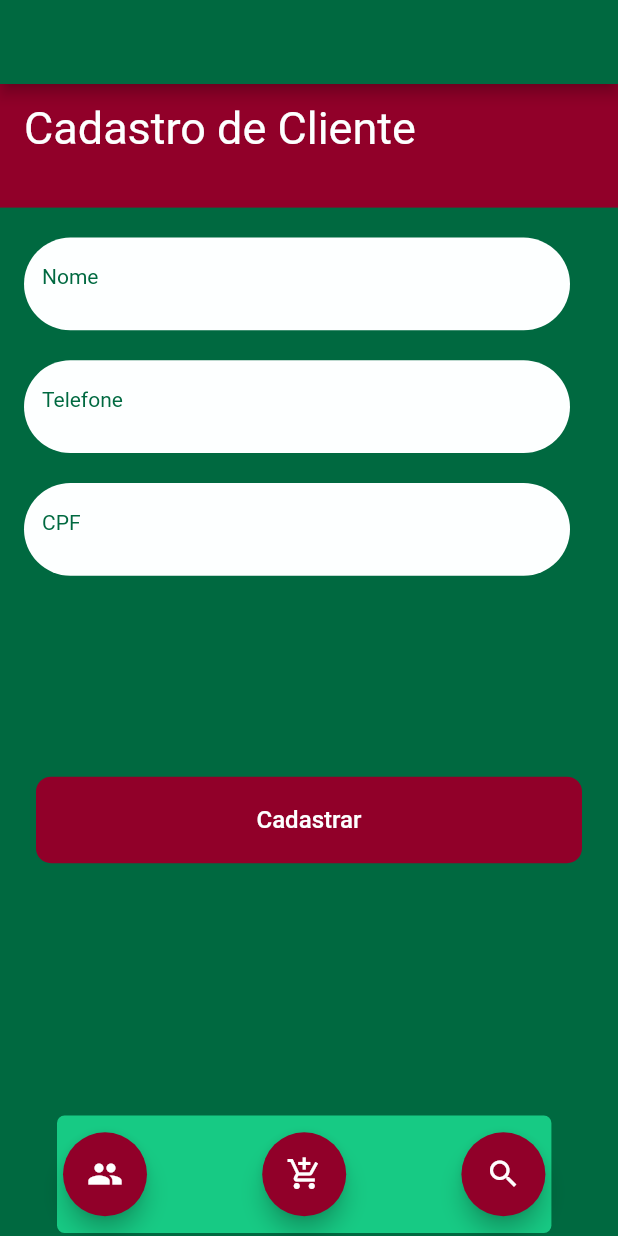
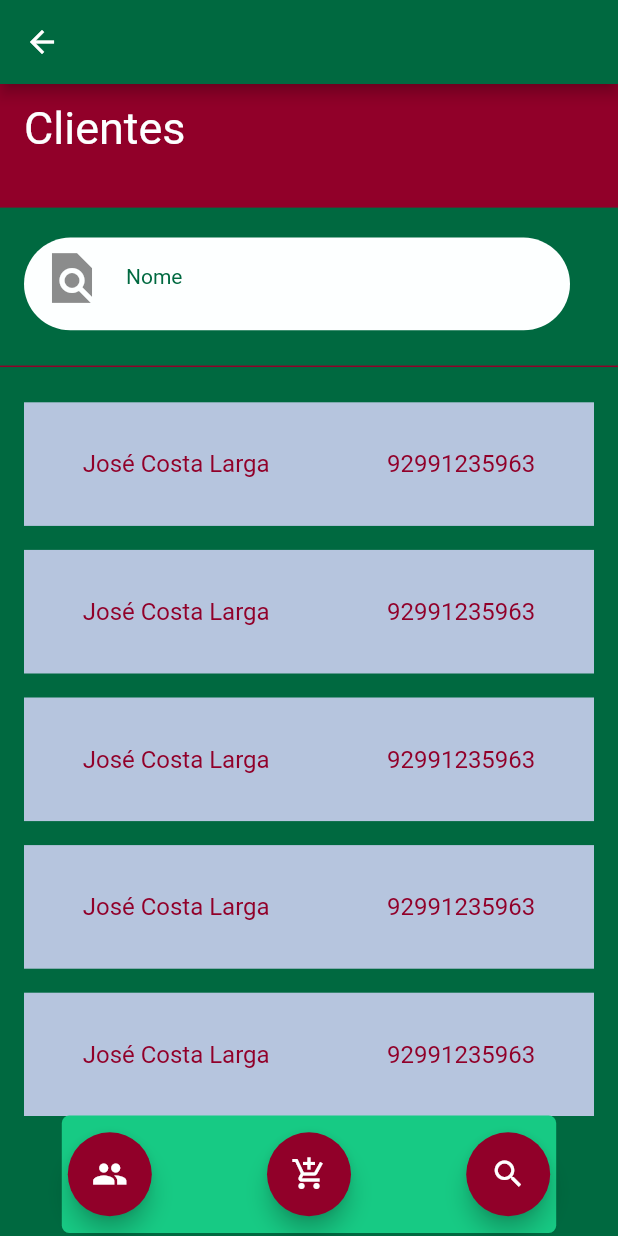
Before and after one commit to netomarques/gerenciamento_vendas, a Flutter app: the screen it shows after launch, after a tap on the "search" icon, on a phone screen of 412 x 824 dp. Run offline on Flutter 3.47's test engine with Material 2 defaults, Android fonts, the phone set to English and light mode, and no system bars.

Commit message:
(Pesquisa de Clientes criado e Estilizado) (Nav.dart) - Navegação por nome - nome das rotas criadas.

```diff
--- a/lib/main.dart
+++ b/lib/main.dart
@@ -1,7 +1,6 @@
 import 'package:flutter/material.dart';
-import 'package:vendas_gerenciamento/pages/cadastro_cliente.dart';
-import 'package:vendas_gerenciamento/pages/home_painel.dart';
 import 'package:vendas_gerenciamento/utils/build_material_color.dart';
+import 'package:vendas_gerenciamento/utils/nav.dart';
 
 void main() {
   runApp(const MyApp());
@@ -21,7 +20,8 @@ class MyApp extends StatelessWidget {
         ),
         scaffoldBackgroundColor: const Color(0xFFFDFFFF),
       ),
-      home: const CadastroCliente(),
+      initialRoute: '/',
+      routes: routes(),
     );
   }
 }
--- a/lib/pages/cadastro_cliente.dart
+++ b/lib/pages/cadastro_cliente.dart
@@ -1,7 +1,6 @@
 import 'package:flutter/material.dart';
 import 'package:vendas_gerenciamento/widgets/acoes_text_button.dart';
 import 'package:vendas_gerenciamento/widgets/app_text_form_field.dart';
-import 'package:vendas_gerenciamento/widgets/nav_buttons_floating.dart';
 
 class CadastroCliente extends StatefulWidget {
   const CadastroCliente({super.key});
@@ -37,8 +36,10 @@ class _CadastroClienteState extends State<CadastroCliente> {
             child: ListView(
               shrinkWrap: true,
               children: [
-                _containerText(const AppTextFormField("Informe o nome", "Nome")),
-                _containerText(const AppTextFormField("Informe o Telefone", "Telefone")),
+                _containerText(
+                    const AppTextFormField("Informe o nome", "Nome")),
+                _containerText(
+                    const AppTextFormField("Informe o Telefone", "Telefone")),
                 _containerText(const AppTextFormField("Informe o CPF", "CPF")),
                 Container(
                   margin: const EdgeInsets.only(
@@ -48,7 +49,6 @@ class _CadastroClienteState extends State<CadastroCliente> {
               ],
             ),
           ),
-          const NavButtonsFloating(),
         ],
       ),
     );
--- a/lib/pages/cadastro_venda_fiado.dart
+++ b/lib/pages/cadastro_venda_fiado.dart
@@ -1,7 +1,6 @@
 import 'package:flutter/material.dart';
 import 'package:vendas_gerenciamento/widgets/acoes_text_button.dart';
 import 'package:vendas_gerenciamento/widgets/app_text_form_field.dart';
-import 'package:vendas_gerenciamento/widgets/nav_buttons_floating.dart';
 
 class CadastroVendaFiado extends StatefulWidget {
   const CadastroVendaFiado({super.key});
@@ -54,7 +53,6 @@ class _CadastroVendaFiadoState extends State<CadastroVendaFiado> {
               ],
             ),
           ),
-          const NavButtonsFloating(),
         ],
       ),
     );
--- a/lib/pages/cadastro_venda_rua.dart
+++ b/lib/pages/cadastro_venda_rua.dart
@@ -1,7 +1,6 @@
 import 'package:flutter/material.dart';
 import 'package:vendas_gerenciamento/widgets/acoes_text_button.dart';
 import 'package:vendas_gerenciamento/widgets/app_text_form_field.dart';
-import 'package:vendas_gerenciamento/widgets/nav_buttons_floating.dart';
 
 class CadastroVendaRua extends StatefulWidget {
   const CadastroVendaRua({super.key});
@@ -48,7 +47,6 @@ class _CadastroVendaRuaState extends State<CadastroVendaRua> {
               ],
             ),
           ),
-          const NavButtonsFloating(),
         ],
       ),
     );
--- /dev/null
+++ b/lib/pages/pesquisa_cliente.dart
@@ -0,0 +1,135 @@
+import 'package:flutter/material.dart';
+import 'package:vendas_gerenciamento/widgets/nav_buttons_floating.dart';
+
+class PesquisaCliente extends StatefulWidget {
+  const PesquisaCliente({super.key});
+
+  @override
+  State<PesquisaCliente> createState() => _PesquisaClienteState();
+}
+
+class _PesquisaClienteState extends State<PesquisaCliente> {
+  Size size = const Size(0, 0);
+
+  @override
+  Widget build(BuildContext context) {
+    size = MediaQuery.of(context).size;
+
+    return Scaffold(
+      appBar: AppBar(
+        title: const Text(''),
+      ),
+      //resizeToAvoidBottomInset: false,
+      body: _body(),
+    );
+  }
+
+  _body() {
+    return Container(
+      color: const Color(0xFF006940),
+      child: Column(
+        children: <Widget>[
+          _tituloForm(),
+          _containerText(),
+          Container(
+              margin: const EdgeInsets.only(bottom: 8),
+              child: const Divider(color: Color(0xFF910029), thickness: 1)),
+          Expanded(
+            child: ListView.builder(
+              shrinkWrap: true,
+              itemBuilder: (context, index) {
+                return _containerCliente();
+              },
+              itemCount: 7,
+            ),
+          ),
+          const NavButtonsFloating(),
+        ],
+      ),
+    );
+  }
+
+  _tituloForm() {
+    return Container(
+      width: size.width,
+      height: size.height * 0.1,
+      color: const Color(0xff910029),
+      padding: const EdgeInsets.only(left: 16, top: 12),
+      child: const Text(
+        'Clientes',
+        style: TextStyle(
+          color: Color(0xffFDFFFF),
+          fontSize: 30,
+        ),
+      ),
+    );
+  }
+
+  _containerText() {
+    return Container(
+      height: size.height * 0.075,
+      margin: const EdgeInsets.only(left: 16, top: 20, right: 32, bottom: 16),
+      child: _textForm("Nome", "Nome do cliente"),
+    );
+  }
+
+  _textForm(labelText, hintText) {
+    return Container(
+      padding: const EdgeInsets.only(left: 12),
+      decoration: BoxDecoration(
+        color: const Color(0xffFDFFFF),
+        borderRadius: BorderRadius.circular(32),
+      ),
+      child: TextFormField(
+        style: const TextStyle(
+          fontSize: 14,
+          color: Color(0xff910029),
+        ),
+        decoration: InputDecoration(
+          icon: const Icon(Icons.find_in_page_sharp, size: 40),
+          labelText: labelText,
+          labelStyle: const TextStyle(fontSize: 14, color: Color(0xFF006940)),
+          hintText: hintText,
+          hintStyle: const TextStyle(
+            fontSize: 14,
+            color: Color(0xff910029),
+          ),
+          border: InputBorder.none,
+        ),
+      ),
+    );
+  }
+
+  _divider() {
+    return const Divider(
+      color: Color(0xFF910029),
+    );
+  }
+
+  _containerCliente() {
+    return Container(
+      color: const Color(0xFFB6C5DE),
+      height: MediaQuery.of(context).size.height * 0.1,
+      margin: const EdgeInsets.only(left: 16, top: 8, right: 16, bottom: 8),
+      child: Row(
+        mainAxisAlignment: MainAxisAlignment.spaceAround,
+        children: const <Widget>[
+          Text(
+            "José Costa Larga",
+            style: TextStyle(
+              color: Color(0xFF910029),
+              fontSize: 16,
+            ),
+          ),
+          Text(
+            "92991235963",
+            style: TextStyle(
+              color: Color(0xFF910029),
+              fontSize: 16,
+            ),
+          ),
+        ],
+      ),
+    );
+  }
+}
--- /dev/null
+++ b/lib/utils/nav.dart
@@ -0,0 +1,32 @@
+import 'package:flutter/material.dart';
+import 'package:vendas_gerenciamento/pages/cadastro_cliente.dart';
+import 'package:vendas_gerenciamento/pages/cadastro_venda_fiado.dart';
+import 'package:vendas_gerenciamento/pages/cadastro_venda_rua.dart';
+import 'package:vendas_gerenciamento/pages/home_painel.dart';
+import 'package:vendas_gerenciamento/pages/pesquisa_cliente.dart';
+
+String route = "";
+
+routes() {
+  Map<String, WidgetBuilder> routes = {
+    '/': (context) => const HomePainel(),
+    '/cadastro_cliente': (context) => const CadastroCliente(),
+    '/cadastro_venda_fiado': (context) => const CadastroVendaFiado(),
+    '/cadastro_venda_rua': (context) => const CadastroVendaRua(),
+    '/pesquisa_cliente': (context) => const PesquisaCliente(),
+  };
+  return routes;
+}
+
+Future pushNamed(BuildContext context, String routeName) {
+  route = routeName;
+  return Navigator.pushNamed(context, routeName);
+}
+
+Future pushReplacementNamed(BuildContext context, String routeName) {
+  return Navigator.pushReplacementNamed(context, routeName);
+}
+
+bool pop<T extends Object>(BuildContext context, [T? result]) {
+  return Navigator.canPop(context);
+}
--- a/lib/widgets/nav_buttons_floating.dart
+++ b/lib/widgets/nav_buttons_floating.dart
@@ -1,5 +1,5 @@
 import 'package:flutter/material.dart';
-import 'package:vendas_gerenciamento/pages/cadastro_cliente.dart';
+import 'package:vendas_gerenciamento/utils/nav.dart';
 
 class NavButtonsFloating extends StatelessWidget {
   const NavButtonsFloating({super.key});
@@ -7,6 +7,7 @@ class NavButtonsFloating extends StatelessWidget {
   @override
   Widget build(BuildContext context) {
     Size size = MediaQuery.of(context).size;
+
     return Container(
       decoration: BoxDecoration(
         color: const Color(0xFF17CA84),
@@ -19,19 +20,27 @@ class NavButtonsFloating extends StatelessWidget {
       child: Row(
         mainAxisAlignment: MainAxisAlignment.spaceBetween,
         children: [
-          _floatingActionButton("Cadastro de cliente", Icons.people),
-          _floatingActionButton("Venda", Icons.add_shopping_cart),
-          _floatingActionButton("Pesquisa de cliente", Icons.search),
+          _floatingActionButton("Cadastro de cliente", Icons.people, context,
+              "/cadastro_cliente"),
+          _floatingActionButton(
+              "Venda", Icons.add_shopping_cart, context, "/cadastro_venda_rua"),
+          _floatingActionButton("Pesquisa de cliente", Icons.search, context,
+              "/pesquisa_cliente"),
         ],
       ),
     );
   }
 
-  _floatingActionButton(String tooltip, IconData iconData) {
+  _floatingActionButton(String tooltip, IconData iconData, BuildContext context,
+      String routeName) {
     return FloatingActionButton(
+      heroTag: UniqueKey(),
       backgroundColor: const Color(0xff910029),
       tooltip: tooltip,
-      onPressed: () => {},
+      onPressed: () => {
+        if (route != routeName)
+            pushNamed(context, routeName),
+      },
       child: Icon(iconData),
     );
   }
```
